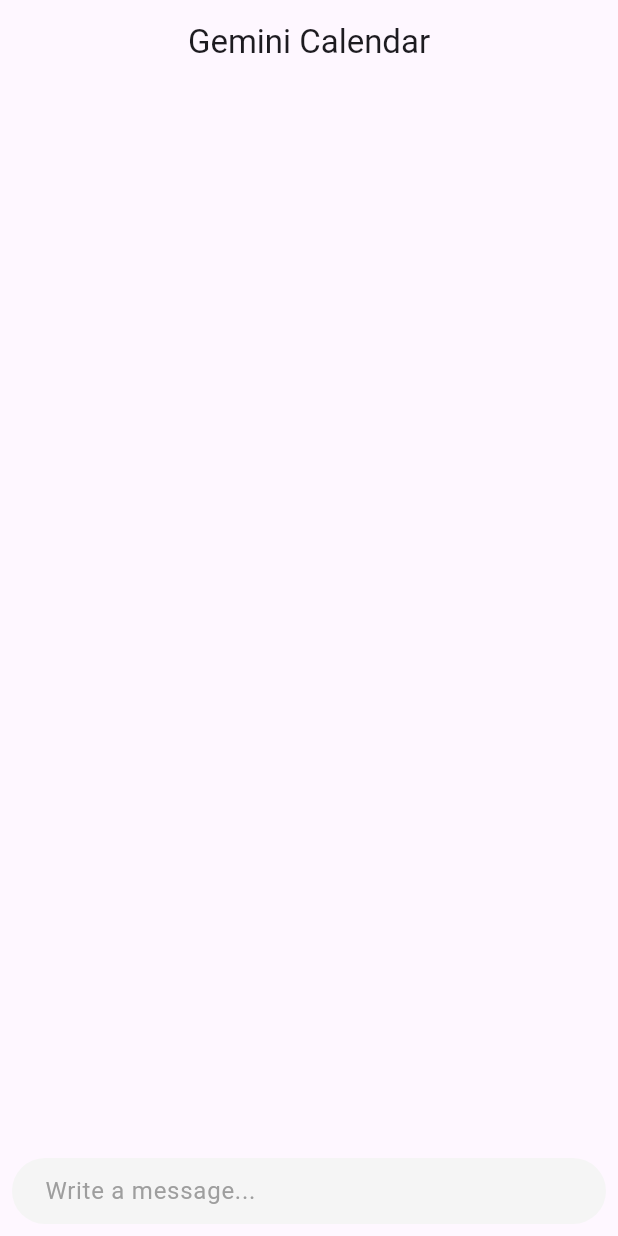
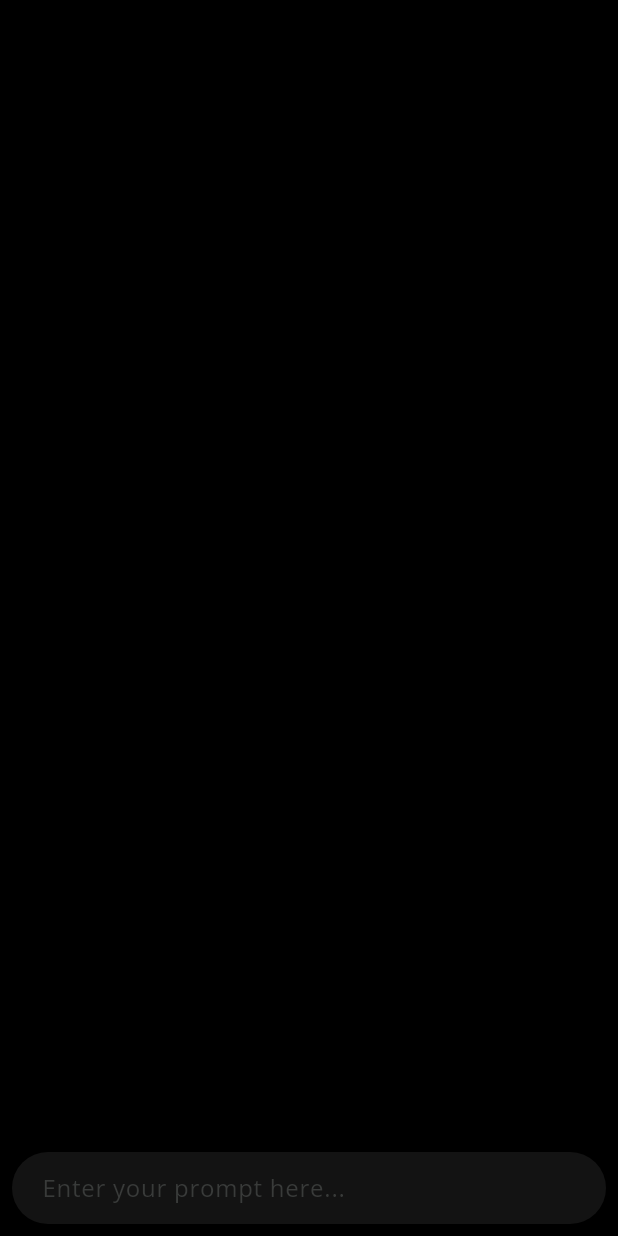
Before and after one commit to harshitspakhariya/calendar_gemini, a Flutter app: the screen it shows after launch, on a phone screen of 412 x 824 dp. Run offline on Flutter 3.47's test engine with Material 3 defaults, Android fonts, the phone set to English and light mode, and no system bars; drawn by our look-alikes of dash_chat_2; our stand-ins replace google_fonts, google_generative_ai, google_sign_in, googleapis_auth; missing offline and left inert: googleapis.

Commit message:
ishq ka izhaar hamare chehre ki ruswaai

```diff
--- a/lib/constants.dart
+++ b/lib/constants.dart
@@ -1,2 +1,4 @@
 const gemini_api_key = "AIzaSyDF5XDs_nQnsIgNZF7oEcAeWI0Ggv9neqc";
-const client_Id = "824897868873-btcgnckludnfgfpf3ogtdus4qcs97bbl.apps.googleusercontent.com";
+const client_Id =
+    "824897868873-btcgnckludnfgfpf3ogtdus4qcs97bbl.apps.googleusercontent.com";
+const geminiAvatar = "/lib/assets/geminiAvatar.png";
--- a/lib/main.dart
+++ b/lib/main.dart
@@ -1,5 +1,6 @@
 import 'package:flutter/material.dart';
-import 'pages/home_page.dart'; // Your existing HomePage
+import 'package:google_fonts/google_fonts.dart';
+import 'pages/home_page.dart';
 
 void main() {
   runApp(MyApp());
@@ -9,11 +10,9 @@
   @override
   Widget build(BuildContext context) {
     return MaterialApp(
-      title: 'Gemini Calendar Scheduler',
-      theme: ThemeData(
-        primarySwatch: Colors.blue,
-      ),
-      home: HomePage(), // Start with the login screen
-    );
+        theme: ThemeData(
+            textTheme: GoogleFonts.openSansTextTheme(
+                Theme.of(context).textTheme.apply(fontFamily: "Open Sans"))),
+        home: HomePage());
   }
 }
--- a/lib/oauth/google_auth_service.dart
+++ b/lib/oauth/google_auth_service.dart
@@ -56,6 +56,10 @@
     }
   }
 
+  String? getProfileImage() {
+    return _currentUser?.photoUrl;
+  }
+
   Future<void> signOut() async {
     await _googleSignIn.signOut();
   }
--- a/lib/pages/home_page.dart
+++ b/lib/pages/home_page.dart
@@ -1,6 +1,9 @@
+import 'dart:io';
 import 'package:calendar_gemini/constants.dart';
+import 'package:calendar_gemini/oauth/google_auth_service.dart';
 import 'package:dash_chat_2/dash_chat_2.dart';
 import 'package:flutter/material.dart';
+import 'package:google_fonts/google_fonts.dart';
 import 'package:google_generative_ai/google_generative_ai.dart';
 import '../oauth/google_calendar_service.dart';
 import 'package:intl/intl.dart';
@@ -16,10 +19,11 @@
 class _HomePageState extends State<HomePage> {
   String apiKey = gemini_api_key;
   List<ChatMessage> messages = [];
+  GenerativeModel? model;
+  GoogleCalendarService googleCalendarService = GoogleCalendarService();
   ChatUser currentUser = ChatUser(id: "0", firstName: "User");
   ChatUser geminiUser = ChatUser(id: "1", firstName: "Gemini");
-  GenerativeModel? model;
-  GoogleCalendarService googleCalendarService = GoogleCalendarService();
+  TextEditingController messagesController = TextEditingController();
 
   @override
   void initState() {
@@ -29,18 +33,47 @@
 
   @override
   Widget build(BuildContext context) {
-    return Scaffold(
-      appBar: AppBar(
-        centerTitle: true,
-        title: const Text("Gemini Calendar"),
-      ),
-      body: _buildUI(),
-    );
+    return Scaffold(backgroundColor: Colors.black, body: _buildUI());
   }
 
   Widget _buildUI() {
     return DashChat(
-        currentUser: currentUser, onSend: _sendMessage, messages: messages);
+      currentUser: currentUser,
+      onSend: _sendMessage,
+      messages: messages,
+      messageOptions: MessageOptions(
+        currentUserContainerColor: Color.fromARGB(255, 41, 42, 44),
+        currentUserTextColor: Colors.white,
+        textColor: Colors.white,
+        containerColor: Color.fromARGB(20, 50, 149, 220),
+        showCurrentUserAvatar: false,
+        showTime: false,
+        borderRadius: 24,
+      ),
+      inputOptions: InputOptions(
+        inputTextStyle: TextStyle(color: Colors.white, fontFamily: 'Open Sans'),
+        inputDecoration: InputDecoration(
+          hintText: "Enter your prompt here...",
+          hintStyle: TextStyle(color: Color.fromARGB(255, 57, 59, 58)),
+          filled: true,
+          fillColor: Color.fromARGB(255, 19, 19, 19),
+          border: OutlineInputBorder(
+            borderRadius: BorderRadius.circular(24),
+            borderSide: BorderSide.none,
+          ),
+          contentPadding: EdgeInsets.symmetric(vertical: 12, horizontal: 16),
+        ),
+        sendButtonBuilder: (void Function()? onSend) {
+        return IconButton(
+          onPressed: onSend,
+          icon: Icon(
+            Icons.send,
+            color: Color.fromARGB(255, 197, 199, 197), // Make the send button white.
+            ),
+          );
+        },
+      ),
+    );
   }
 
   void _sendMessage(ChatMessage chatMessage) async {
@@ -224,8 +257,7 @@
               DateTime endTime = endTimeStr != 'null'
                   ? DateTime.parse("$eventDate $endTimeStr")
                   : startTime.add(Duration(hours: 1));
-              String rrule="";
-
+              String rrule = "";
 
               if (recurrenceFreq.toLowerCase() == "daily")
                 rrule = "RRULE:FREQ=DAILY";
@@ -237,9 +269,9 @@
                 rrule = "RRULE:FREQ=YEARLY";
 
               await googleCalendarService.addRecurringEvent(
-                eventName, startDate, startTime, endTime, rrule
-              );
-              preMessage = "Recurring Event added successfully to your Calendar\n";
+                  eventName, startDate, startTime, endTime, rrule);
+              preMessage =
+                  "Recurring Event added successfully to your Calendar\n";
               print("Recurring Event added successfully on your calendar\n");
             }
           } catch (e) {
@@ -253,8 +285,10 @@
                   ? DateTime.parse("$eventEndDate").add(Duration(days: 1))
                   : startDate.add(Duration(days: 1));
 
-              await googleCalendarService.allDayEvent(eventName, startDate, endDate);
-              preMessage = "All Day Event added successfully on your Calendar\n";
+              await googleCalendarService.allDayEvent(
+                  eventName, startDate, endDate);
+              preMessage =
+                  "All Day Event added successfully on your Calendar\n";
             }
           } catch (e) {
             print("Failed to add All Day Event on your calendar: $e");
--- a/pubspec.yaml
+++ b/pubspec.yaml
@@ -44,6 +44,7 @@
   http: ^1.2.2
   flutter_web_auth_2: ^4.0.1
   intl: ^0.19.0
+  google_fonts: ^6.2.1
 
 dev_dependencies:
   flutter_test:
```
Also changed, not shown: lib/oauth/google_calendar_service.dart (+15 -1 lines), lib/assets/geminiAvatar.png (added), pubspec.lock. Lines whose indentation alone changed are shown as unchanged.
